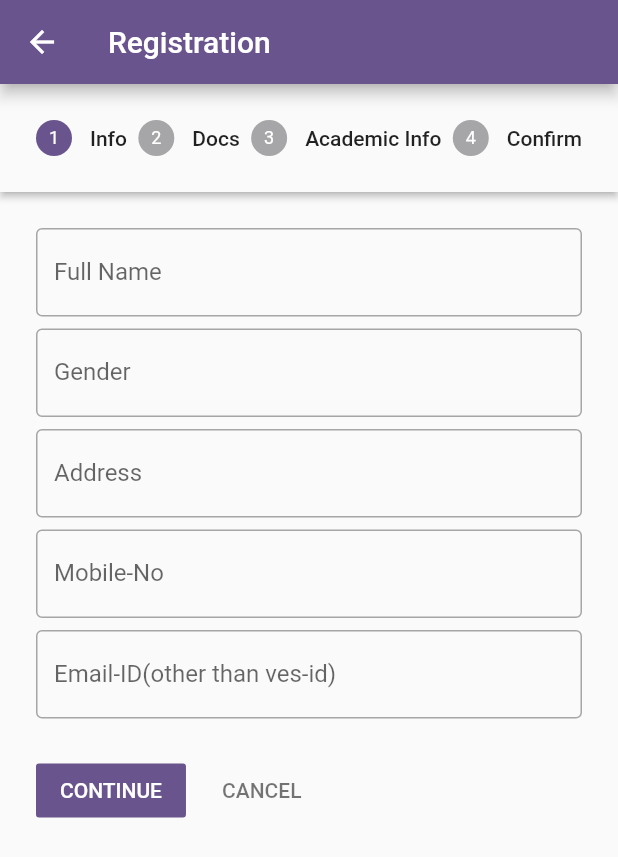
After one commit to tejasgadge2504/RAILEASE, a Flutter app: the Registration screen opened directly, on a phone screen of 412 x 824 dp. The commit adds this screen. Shown: the top 857 px of the screen. Run offline on Flutter 3.47's test engine with Material 3 defaults, Android fonts, the phone set to English and light mode, and no system bars.

Commit message:
https://github.com/tejasgadge2504/RAILEASE.git

```diff
--- a/lib/Mypage.dart
+++ b/lib/Mypage.dart
@@ -1,6 +1,6 @@
 import 'package:flutter/material.dart';
 import 'package:mine_app/src/constants/colors.dart';
-import 'package:mine_app/registration.dart';
+import 'package:mine_app/Registration.dart';
 
 
 class Mypage extends StatelessWidget {
@@ -14,6 +14,7 @@ class Mypage extends StatelessWidget {
 
   @override
   Widget build(BuildContext context) {
+    var size = MediaQuery.of(context).size;
     return Padding(
       padding: const EdgeInsets.all(10.0),
       child: Container(
@@ -27,7 +28,7 @@ class Mypage extends StatelessWidget {
             onPressed: () {
               if (child == 'Apply for Consession') {
                 // Handle navigation to Registration
-                Navigator.of(context).push(MaterialPageRoute(builder: (context) => registration(),));
+                Navigator.of(context).push(MaterialPageRoute(builder: (context) => Registration(),));
               } else {
                 // Handle other actions if needed
               }
--- /dev/null
+++ b/lib/Registration.dart
@@ -0,0 +1,196 @@
+import 'package:flutter/material.dart';
+import 'package:mine_app/main.dart';
+import 'package:mine_app/src/constants/colors.dart';
+import 'package:mine_app/Mypage.dart';
+
+import 'Mypage.dart';
+
+class Registration extends StatefulWidget {
+  @override
+  _RegistrationState createState() => _RegistrationState();
+}
+
+class _RegistrationState extends State<Registration> {
+  int currentStep = 0;
+  bool isCompleted=false;
+  TextEditingController Name=TextEditingController();
+  TextEditingController Gender=TextEditingController();
+  TextEditingController Address=TextEditingController();
+  TextEditingController Mobile_No=TextEditingController();
+  TextEditingController Email_ID=TextEditingController();
+  TextEditingController Admission_Year=TextEditingController();
+  TextEditingController Expected_Gradutaion_Year=TextEditingController();
+  TextEditingController Branch=TextEditingController();
+  TextEditingController Divison=TextEditingController();
+  List<Step> stepList() =>
+      [
+        Step(
+          isActive: currentStep >= 0,
+          title: const Text('Info'),
+          content: Container(
+                child: Column(
+                  children: [
+                    TextField(
+                      controller: Name,
+                      decoration: const InputDecoration(
+                        border: OutlineInputBorder(),
+                        labelText: 'Full Name',
+                      ),
+                    ),
+                    const SizedBox(
+                      height: 8,
+                    ),TextField(
+                      controller: Gender,
+                      decoration: const InputDecoration(
+                        border: OutlineInputBorder(),
+                        labelText: 'Gender',
+                      ),
+                    ),
+                    const SizedBox(
+                      height: 8,
+                    ),TextField(
+                      controller: Address,
+                      decoration: const InputDecoration(
+                        border: OutlineInputBorder(),
+                        labelText: 'Address ',
+                      ),
+                    ),
+                    const SizedBox(
+                      height: 8,
+                    ),TextField(
+                      controller :Mobile_No,
+                      decoration: const InputDecoration(
+                        border: OutlineInputBorder(),
+                        labelText: 'Mobile-No',
+                      ),
+                    ),
+                    const SizedBox(
+                      height: 8,
+                    ),TextField(
+                      controller: Email_ID,
+                      decoration: const InputDecoration(
+                        border: OutlineInputBorder(),
+                        labelText: 'Email-ID(other than ves-id)',
+                      ),
+                    ),
+                    const SizedBox(
+                      height: 8,
+                    ),
+                  ],
+                ),
+              )
+          ),
+
+        Step(
+          isActive: currentStep >= 1,
+          title: const Text('Docs'),
+          content: Center(
+            child: Text("Docs"),
+          ),
+        ),
+        Step(
+            isActive: currentStep >= 2,
+            title: const Text('Academic Info'),
+            content: Container(
+              child: Column(
+                children: [
+                  TextField(
+                    controller: Admission_Year,
+                    decoration: const InputDecoration(border: OutlineInputBorder(),
+                      labelText: 'Admission Year',
+                    ),
+                  ),
+                  const SizedBox(
+                    height: 8,
+                  ),  TextField(
+                    controller: Expected_Gradutaion_Year,
+                    decoration: const InputDecoration(border: OutlineInputBorder(),
+                      labelText: 'Expected Gradutaion Year',
+                    ),
+                  ),
+                  const SizedBox(
+                    height: 8,
+                  ),  TextField(
+                    controller: Branch,
+                    decoration: const InputDecoration(border: OutlineInputBorder(),
+                      labelText: 'Branch',
+                    ),
+                  ),
+                  const SizedBox(
+                    height: 8,
+                  ),  TextField(
+                    controller: Divison,
+                    decoration: const InputDecoration(border: OutlineInputBorder(),
+                      labelText: 'Division',
+                    ),
+                  ),
+                  const SizedBox(
+                    height: 8,
+                  ),
+                ],
+              ),
+            )),
+        Step(
+          isActive: currentStep >= 3,
+          title: const Text('Confirm'),
+          content: Column(
+            children: [
+              // Image.asset("assets/Success.png"),
+              // const SizedBox(height: 16),
+
+              ElevatedButton(
+                onPressed: () {
+                  // Navigate to the home page or perform any other action
+                  Navigator.of(context).push(
+                    MaterialPageRoute(
+                      builder: (context) =>MyHomePage()
+
+                    ),
+                  );
+
+                },
+                child: Text('Go to Home Page'),
+                style: ElevatedButton.styleFrom(
+                  primary: Colors.blue,
+                  onPrimary: Colors.white,
+              ),
+
+              )],
+          ),
+        ),
+
+
+      ];
+
+  @override
+  Widget build(BuildContext context) {
+
+    var size = MediaQuery.of(context).size;
+
+    return Scaffold(
+        appBar: AppBar(
+          title: Text("Registration"),
+        ),
+        body: Stepper(
+            type: StepperType.horizontal,
+            steps: stepList(),
+            currentStep: currentStep,
+            onStepContinue: () {
+              final isLastStep = currentStep == stepList().length - 1;
+              if (isLastStep) {
+                print('COMPLETED');
+              } else {
+                setState(() => currentStep += 1);
+              }
+            },
+            onStepCancel: () {
+
+              if (currentStep > 0) {
+                setState(() => currentStep -= 1);
+              }
+            }
+        )
+    );
+
+  }
+}
--- a/lib/main.dart
+++ b/lib/main.dart
@@ -3,7 +3,7 @@ import 'package:mine_app/Mypage.dart';
 import 'package:mine_app/SlideBar.dart';
 import 'package:mine_app/Splash_Screen.dart';
 import 'package:mine_app/src/constants/colors.dart';
-import 'package:mine_app/registration.dart';
+import 'package:mine_app/Registration.dart';
 
 
 
@@ -43,6 +43,8 @@ class MyHomePage extends StatelessWidget {
   @override
   Widget build(BuildContext context) {
 
+    var size = MediaQuery.of(context).size;
+
     return Scaffold(
       drawer: SlideBar(),
       appBar: AppBar(
@@ -70,7 +72,7 @@ class MyHomePage extends StatelessWidget {
               onTap: () {
                 Navigator.push(
                   context,
-                  MaterialPageRoute(builder: (context) => registration()),
+                  MaterialPageRoute(builder: (context) => Registration()),
                 );
               },
             );
--- a/lib/registration.dart
+++ /dev/null
@@ -1,37 +0,0 @@
-import 'package:flutter/cupertino.dart';
-import 'package:flutter/foundation.dart';
-import 'package:flutter/material.dart';
-import  'package:flutter/src/material/stepper.dart';
-
-class registration extends StatelessWidget {
-  List<Step>stepList()=>[
-    const Step(title: const Text('Info'), content: Center(
-      child: Text("Info"),
-    )), const Step(title: const Text('Docs'), content: Center(
-      child: Text("Docs"),
-    )), const Step(title: const Text('Confirm'), content: Center(
-      child: Text("Confirm"),
-    )),
-  ];
-
-  int _activeStepIndex=0;
-
-  @override
-  Widget build(BuildContext context) {
-    return Scaffold(
-      body: Stepper(
-        type: StepperType.horizontal,
-        currentStep: _activeStepIndex,
-        steps: stepList(),
-        onStepContinue: () {
-          if (_activeStepIndex < stepList().length - 1) {
-            _activeStepIndex += 1;
-          }
-          setState(){
-
-          }
-        },
-      )
-    );
-  }
-}
--- a/lib/src/constants/images.dart
+++ b/lib/src/constants/images.dart
@@ -3,3 +3,5 @@ import 'package:flutter/material.dart';
 const String applogo = 'assets/images/logo_rmvbg.jpg';
 
 const String applogo_bluebg = 'assets/images/applogo_bluebg.jpg';
+
+const String registered = 'assets/images/Success.png';
--- a/pubspec.yaml
+++ b/pubspec.yaml
@@ -63,6 +63,8 @@ flutter:
     - assets/images/applogo_bluebg.jpg
     - assets/images/applogo.jpg
     - assets/images/logo_rmvbg.jpg
+    - assets/images/Success.png
+
 
 
 
```
Also changed, not shown: assets/images/Success.png (added), assets/images/registered.png (added), lib/LoginPage.dart (line endings or trailing spaces).
